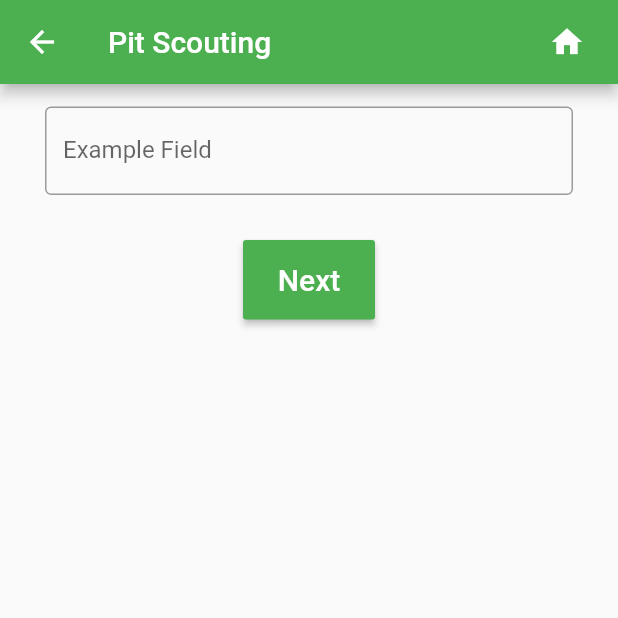
After one commit to 670Mustangs/MustangApp, a Flutter app: the screen it shows after launch, item 3 of the bottom bar chosen, after a tap on "Pit Scouting", on a phone screen of 412 x 824 dp, the top half of it. The commit adds this screen. Run offline on Flutter 3.47's test engine with Material 2 defaults, Android fonts, the phone set to English and light mode, and no system bars; our stand-ins replace firebase_auth, firebase_database, table_calendar; accounts and stored records are empty.

Commit message:
creaated form for pit scouting and searcher to display data

```diff
--- a/mustang_app/lib/bottomnavbar.dart
+++ b/mustang_app/lib/bottomnavbar.dart
@@ -11,7 +11,7 @@ class BottomNavBar extends BottomNavigationBar {
     '/',
     Calendar.route,
     Scouter.route,
-    Calendar.route,
+    SearchPage.route,
   ];
 
   BottomNavBar(BuildContext context)
@@ -32,7 +32,7 @@ class BottomNavBar extends BottomNavigationBar {
             ),
             BottomNavigationBarItem(
               icon: Icon(Icons.search),
-              title: Text('Search'),
+              title: Text('Data'),
             ),
           ],
           currentIndex: _selectedIndex,
--- a/mustang_app/lib/main.dart
+++ b/mustang_app/lib/main.dart
@@ -22,7 +22,7 @@ class MyApp extends StatelessWidget {
     // EndgameScouter.route: (BuildContext context) => new EndgameScouter(),
     // MatchEndScouter.route: (BuildContext context) => new MatchEndScouter(),
     PostScouter.route: (BuildContext context) => new PostScouter(),
-    // Searcher.route: (BuildContext context) => new Searcher(),
+    SearchPage.route: (BuildContext context) => new SearchPage(),
   };
   @override
   Widget build(BuildContext context) {
--- /dev/null
+++ b/mustang_app/lib/pitscouting.dart
@@ -0,0 +1,69 @@
+import 'package:flutter/material.dart';
+import 'package:mustang_app/postscouter.dart';
+
+import './header.dart';
+import './databaseoperations.dart';
+
+class PitScouter extends StatefulWidget {
+
+  static const String route = '/PitScouter';
+  String _teamNumber;
+
+  PitScouter(teamNumber) {
+    _teamNumber = teamNumber;
+  }
+
+  @override
+  _PitScouterState createState() => _PitScouterState(_teamNumber);
+}
+
+class _PitScouterState extends State<PitScouter> {
+  TextEditingController _exampleFieldController = new TextEditingController();
+  DatabaseOperations db = new DatabaseOperations();
+  String _teamNumber;
+
+
+  _PitScouterState(teamNumber) {
+    _teamNumber = teamNumber;
+  }
+
+  @override
+  Widget build(BuildContext context) {
+    return Scaffold(
+      appBar: Header(context, 'Pit Scouting'),
+      body: Center(
+        child: Column(
+          children: <Widget>[
+            Container(
+              padding:
+                  EdgeInsets.only(left: 30, right: 30, top: 15, bottom: 30),
+              child: TextField(
+                controller: _exampleFieldController,
+                decoration: InputDecoration(
+                  labelText: 'Example Field',
+                  border: OutlineInputBorder(),
+                ),
+              ),
+            ),
+            RaisedButton(
+              onPressed: () {
+                db.updatePitScouting(_teamNumber, text: _exampleFieldController.text);
+                Navigator.pushNamed(context, PostScouter.route);
+                // Navigator.pushNamed(context, TeleopScouter.route);
+              },
+              child: Text(
+                'Next',
+                style: TextStyle(
+                  fontSize: 20,
+                  color: Colors.white,
+                ),
+              ),
+              color: Colors.green,
+              padding: EdgeInsets.all(15),
+            ),
+          ],
+        ),
+      ),
+    );
+  }
+}
--- a/mustang_app/lib/scouter.dart
+++ b/mustang_app/lib/scouter.dart
@@ -1,4 +1,5 @@
 import 'package:flutter/material.dart';
+import 'package:mustang_app/pitscouting.dart';
 
 import './header.dart';
 import './autonscouting.dart';
@@ -55,23 +56,48 @@ class _ScouterState extends State<Scouter> {
             color: Colors.green,
             onPressed: () {
               setState(() {
+                db.startPitScouting(_teamNumberController.text);
+                Navigator.push(
+                  context,
+                  MaterialPageRoute(
+                    builder: (context) => PitScouter(
+                      _teamNumberController.text,
+                    ),
+                  ),
+                );
+                // Navigator.pushNamed(context, AutonScouter.route);
+              });
+            },
+            padding: EdgeInsets.all(15),
+            child: Text(
+              'Pit Scouting',
+              style: TextStyle(fontSize: 20, color: Colors.white),
+            ),
+          ),
+          RaisedButton(
+            color: Colors.green,
+            onPressed: () {
+              setState(() {
                 db.startNewMatch(
                     _teamNumberController.text, _matchNumberController.text);
-                  print(_teamNumberController.text + "   " + _matchNumberController.text);
                 Navigator.push(
                   context,
                   MaterialPageRoute(
                     builder: (context) => AutonScouter(
                       _teamNumberController.text,
-                              _matchNumberController.text)));
+                      _matchNumberController.text,
+                    ),
+                  ),
+                );
                 // Navigator.pushNamed(context, AutonScouter.route);
               });
             },
             padding: EdgeInsets.all(15),
             child: Text(
-                'Start',
+              'Match Scouting',
               style: TextStyle(fontSize: 20, color: Colors.white),
-              ))
+            ),
+          ),
         ],
       ),
       bottomNavigationBar: BottomNavBar(context),
```
Also changed, not shown: mustang_app/lib/databaseoperations.dart (+44 -30 lines), mustang_app/lib/search.dart (+73 -12 lines). Lines whose indentation alone changed are shown as unchanged.
